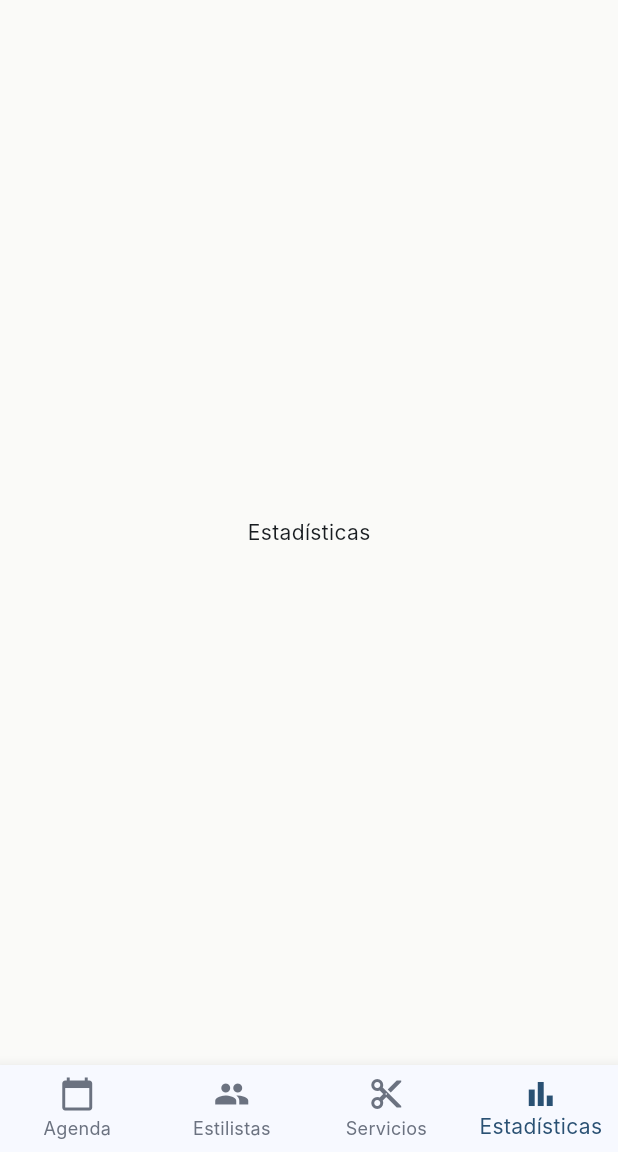
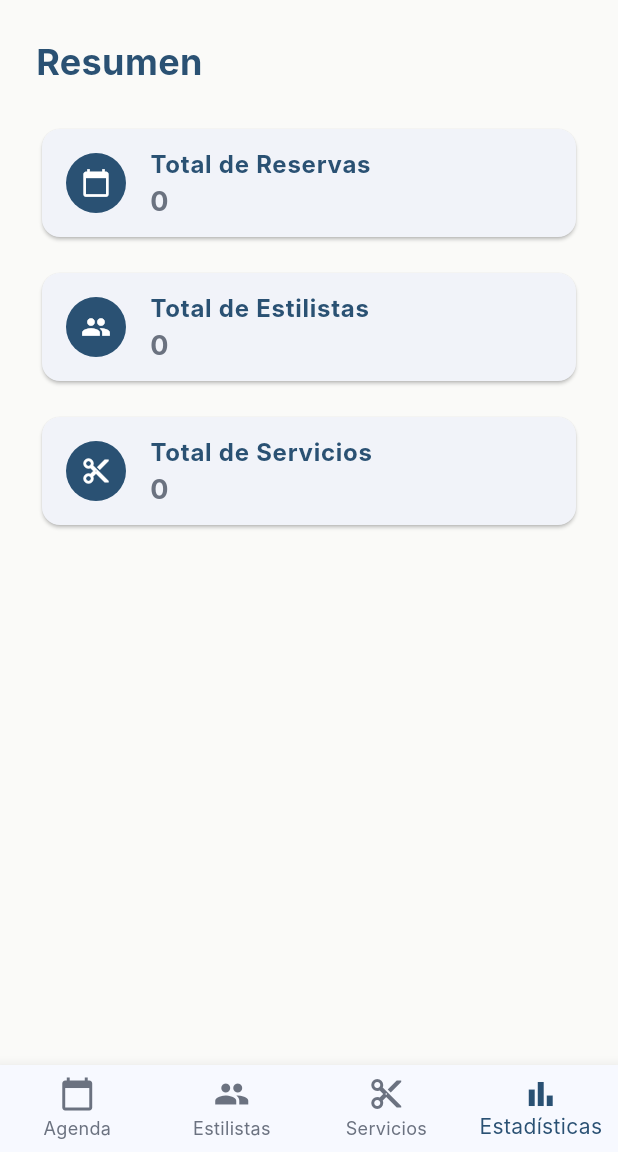
Before and after one commit to Marce1976/HairConnect, a Flutter app: the BusinessHomePage screen opened directly, item 4 of the bottom bar chosen, on a phone screen of 412 x 824 dp, the part 84-1236 px from its top. Run offline on Flutter 3.47's test engine with Material 3 defaults, Android fonts, the phone set to English and light mode, and no system bars; our stand-ins replace cloud_firestore, firebase_auth, firebase_core, font_awesome_flutter; accounts and stored records are empty; Roboto replaces fonts that are missing (Inter).

Commit message:
feat: add StatsPage with real-time counters from Firestore

```diff
--- /dev/null
+++ b/lib/features/business/stats_page.dart
@@ -0,0 +1,117 @@
+import 'package:flutter/material.dart';
+import 'package:hair_connect/core/theme/app_colors.dart';
+import 'package:cloud_firestore/cloud_firestore.dart';
+
+class StatsPage extends StatelessWidget {
+  const StatsPage({super.key});
+
+  @override
+  Widget build(BuildContext context) {
+    final db = FirebaseFirestore.instance;
+    return Scaffold(
+      body: Padding(
+        padding: const EdgeInsets.all(24.0),
+        child: Column(
+          crossAxisAlignment: CrossAxisAlignment.start,
+          children: [
+            const Text(
+              'Resumen',
+              style: TextStyle(
+                color: AppColors.primary,
+                fontSize: 24,
+                fontWeight: FontWeight.bold,
+              ),
+            ),
+            const SizedBox(height: 24.0),
+            StreamBuilder<QuerySnapshot>(
+              stream: db.collection('bookings').snapshots(),
+              builder: (context, snapshot) {
+                final totalBookings = snapshot.hasData
+                    ? snapshot.data!.docs.length
+                    : 0;
+                return _StatCard(
+                  icon: Icons.calendar_today,
+                  title: 'Total de Reservas',
+                  value: totalBookings.toString(),
+                  color: AppColors.primary,
+                );
+              },
+            ),
+            const SizedBox(height: 16.0),
+            StreamBuilder<QuerySnapshot>(
+              stream: db.collection('stylists').snapshots(),
+              builder: (context, snapshot) {
+                final totalStylists = snapshot.hasData
+                    ? snapshot.data!.docs.length
+                    : 0;
+                return _StatCard(
+                  icon: Icons.people,
+                  title: 'Total de Estilistas',
+                  value: totalStylists.toString(),
+                  color: AppColors.primary,
+                );
+              },
+            ),
+            const SizedBox(height: 16.0),
+            StreamBuilder<QuerySnapshot>(
+              stream: db.collection('services').snapshots(),
+              builder: (context, snapshot) {
+                final totalServices = snapshot.hasData
+                    ? snapshot.data!.docs.length
+                    : 0;
+                return _StatCard(
+                  icon: Icons.content_cut,
+                  title: 'Total de Servicios',
+                  value: totalServices.toString(),
+                  color: AppColors.primary,
+                );
+              },
+            ),
+          ],
+        ),
+      ),
+    );
+  }
+}
+
+class _StatCard extends StatelessWidget {
+  final IconData icon;
+  final String title;
+  final String value;
+  final Color color;
+
+  const _StatCard({
+    required this.icon,
+    required this.title,
+    required this.value,
+    required this.color,
+  });
+
+  @override
+  Widget build(BuildContext context) {
+    return Card(
+      shape: RoundedRectangleBorder(borderRadius: BorderRadius.circular(12.0)),
+      child: ListTile(
+        leading: CircleAvatar(
+          backgroundColor: color,
+          child: Icon(icon, color: Colors.white, size: 20),
+        ),
+        title: Text(
+          title,
+          style: const TextStyle(
+            fontWeight: FontWeight.bold,
+            color: AppColors.primary,
+          ),
+        ),
+        subtitle: Text(
+          value,
+          style: const TextStyle(
+            fontSize: 18,
+            fontWeight: FontWeight.bold,
+            color: AppColors.textGrey,
+          ),
+        ),
+      ),
+    );
+  }
+}
--- a/lib/features/home/business_home_page.dart
+++ b/lib/features/home/business_home_page.dart
@@ -5,6 +5,7 @@ import 'package:hair_connect/features/auth/welcome_page.dart';
 import 'package:hair_connect/features/business/agenda_page.dart';
 import 'package:hair_connect/features/business/stylists_page.dart';
 import 'package:hair_connect/features/business/services_page.dart';
+import 'package:hair_connect/features/business/stats_page.dart';
 
 class BusinessHomePage extends StatefulWidget {
   const BusinessHomePage({super.key});
@@ -20,7 +21,7 @@ class _BusinessHomePageState extends State<BusinessHomePage> {
     const AgendaPage(),
     const StylistsPage(),
     const ServicesPage(),
-    const Center(child: Text('Estadísticas')),
+    const StatsPage(),
   ];
   @override
   Widget build(BuildContext context) {
```
